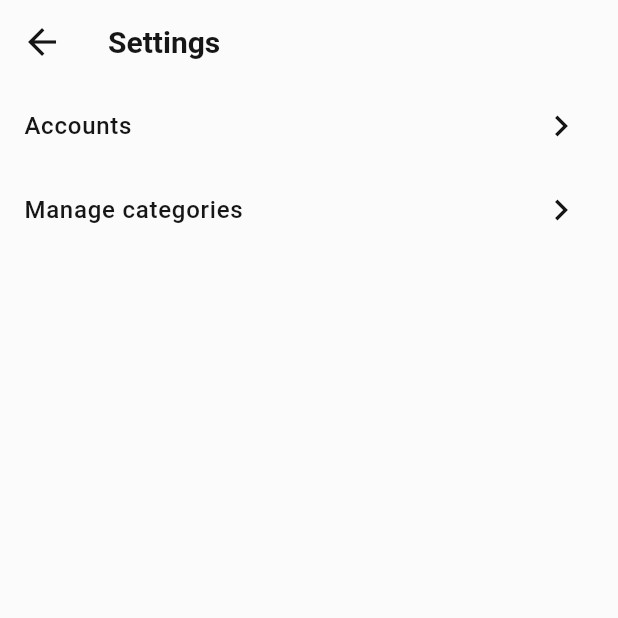
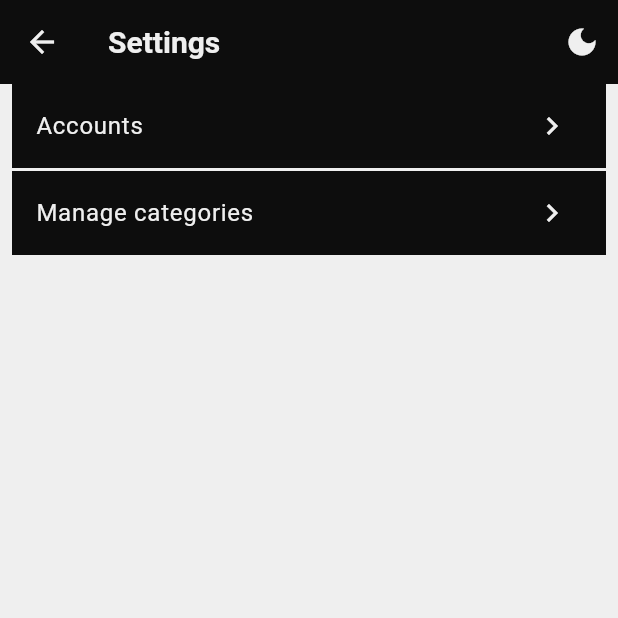
Before and after one commit to AbuShebin/Money-Manager, a Flutter app: the SettingsScreen screen opened directly, on a phone screen of 412 x 824 dp, the top half of it. Run offline on Flutter 3.47's test engine with Material 3 defaults, Android fonts, the phone set to English and light mode, and no system bars; our stand-ins replace calendar_date_picker2, dropdown_button2, fl_chart, flutter_riverpod, flutter_slidable, hive and 2 more; missing offline and left inert: day_navigator; accounts and stored records are empty; Roboto replaces fonts that are missing (Urbanist).

Commit message:
dark more light mode switching and app theme almost complted

```diff
--- a/lib/core/common/widgets/custom_elevated_button.dart
+++ b/lib/core/common/widgets/custom_elevated_button.dart
@@ -4,8 +4,8 @@ import 'package:money_management_app/core/common/global_variables.dart';
 class CustomElevatedButton extends StatelessWidget {
   final String text;
   final VoidCallback onPressed;
-  final Color backgroundColor;
-  final Color textColor;
+  final Color? backgroundColor;
+  final Color? textColor;
   final double borderRadius;
   final double padding;
   final double width;
@@ -17,7 +17,7 @@ class CustomElevatedButton extends StatelessWidget {
     required this.onPressed,
     required this.height,
     required this.width,
-    required this.backgroundColor,
+     this.backgroundColor,
     this.textColor = Colors.white,
     this.borderRadius = 12,
     this.padding = 14
--- /dev/null
+++ b/lib/core/theme/app_pallette.dart
@@ -0,0 +1,42 @@
+import 'package:flutter/material.dart';
+
+class AppPallette {
+  // Light palette
+  // POP BLACK
+  static const Color popBlack100 = Color(0xFF8A8A8A);
+  static const Color popBlack200 = Color(0xFF3D3D3D);
+  static const Color popBlack300 = Color(0xFF161616);
+  static const Color popBlack400 = Color(0xFF121212);
+  static const Color popBlack500 = Color(0xFF0D0D0D);
+
+  // POP WHITE
+  static const Color popWhite100 = Color(0xFFD2D2D2);
+  static const Color popWhite200 = Color(0xFFE0E0E0);
+  static const Color popWhite300 = Color(0xFFEFEFEF);
+  static const Color popWhite400 = Color(0xFFFBFBFB);
+  static const Color popWhite500 = Color(0xFFFFFFFF);
+
+  // Primary theme colors
+
+  ///light theme
+  static const Color lightPrimary = popWhite500;
+  static const Color lightBackground = popWhite300;
+  static const Color lightSurface = popBlack500;
+  static const Color lightOnSurface = popWhite300;
+  static const Color lightOnPrimary = popWhite300;
+  static const Color lightTextPrimary = popBlack300;
+  static const Color lightAccent = Color(0xFF8275EF);
+
+  ///dark theme
+  static const Color darkPrimary = popBlack500;
+  static const Color darkBackground = popBlack400;
+  static const Color darkSurface = popBlack300;
+  static const Color darkTextPrimary = popWhite400;
+    static const Color darkOnSurface = popWhite300;
+  static const Color darkOnPrimary = popWhite300;
+  static const Color darkAccent = Color(0xFF8275EF);
+
+  // Feedback colors
+  static const Color success = Color(0xFF144CC7); ///change it to green
+  static const Color error = Color(0xFFEE4D37);
+}
--- a/lib/core/theme/app_theme.dart
+++ b/lib/core/theme/app_theme.dart
@@ -1,78 +1,107 @@
 import 'package:flutter/material.dart';
+import 'package:money_management_app/core/theme/app_pallette.dart';
+import 'package:money_management_app/core/theme/text_theme.dart';
 
-class Palette {
-  // POP BLACK
-  static const Color popBlack100 = Color(0xFF8A8A8A);
-  static const Color popBlack200 = Color(0xFF3D3D3D);
-  static const Color popBlack300 = Color(0xFF161616);
-  static const Color popBlack400 = Color(0xFF121212);
-  static const Color popBlack500 = Color(0xFF0D0D0D);
-
-  // POP WHITE
-  static const Color popWhite100 = Color(0xFFD2D2D2);
-  static const Color popWhite200 = Color(0xFFE0E0E0);
-  static const Color popWhite300 = Color(0xFFEFEFEF);
-  static const Color popWhite400 = Color(0xFFFBFBFB);
-  static const Color popWhite500 = Color(0xFFFFFFFF);
-
-  // Primary theme colors
-  static const Color primary = popBlack500;
-  static const Color background = popWhite400;
-  static const Color surface = popWhite500;
-  static const Color textPrimary = popBlack300;
-  static const Color accent = Color(0xFF8275EF); // CRED’s violet accent
-
-  // Feedback colors
-  static const Color success = Color(0xFF144CC7);
-  static const Color error = Color(0xFFEE4D37);
-
-  // Typography base
-  static const TextStyle baseTextStyle = TextStyle(
-    fontFamily: 'Urbanist',
-    fontWeight: FontWeight.w500,
-    color: textPrimary,
-  );
-
-  // Theme
+class AppTheme {
   static final ThemeData lightTheme = ThemeData(
     useMaterial3: true,
     brightness: Brightness.light,
-    scaffoldBackgroundColor: background,
-    colorScheme: const ColorScheme.light(
-      background: background,
-      primary: primary,
-      surface: surface,
-      onPrimary: popWhite500,
-      onSurface: popBlack300,
-    ),
+    scaffoldBackgroundColor: AppPallette.lightBackground,
     appBarTheme: const AppBarTheme(
-      backgroundColor: background,
+      backgroundColor: AppPallette.lightSurface,
       elevation: 0,
-      iconTheme: IconThemeData(color: popBlack300),
+        iconTheme: IconThemeData(color: AppPallette.lightOnSurface),
       titleTextStyle: TextStyle(
-        color: popBlack300,
+        color: AppPallette.lightOnSurface,
         fontWeight: FontWeight.w600,
         fontSize: 20,
       ),
     ),
-    iconTheme: const IconThemeData(color: popBlack300, size: 28),
-    elevatedButtonTheme: ElevatedButtonThemeData(
+    textTheme: TTextTheme.lightTextTheme,
+    buttonTheme:const ButtonThemeData(buttonColor: AppPallette.darkSurface),
+    colorScheme: const ColorScheme.light(
+      primary: AppPallette.lightPrimary,
+      surface: AppPallette.lightSurface,
+      onPrimary: AppPallette.lightOnPrimary,
+      onSurface: AppPallette.lightOnSurface,
+    ),
+    elevatedButtonTheme: const ElevatedButtonThemeData(
       style: ButtonStyle(
-        backgroundColor: const WidgetStatePropertyAll(primary),
-        foregroundColor: const WidgetStatePropertyAll(popWhite500),
+        backgroundColor: WidgetStatePropertyAll(AppPallette.lightPrimary),
+        foregroundColor: WidgetStatePropertyAll(AppPallette.popWhite500),
         shape: WidgetStatePropertyAll(
           RoundedRectangleBorder(
             borderRadius: BorderRadius.all(Radius.circular(15)),
           ),
         ),
-        fixedSize: const WidgetStatePropertyAll(Size(120, 48)),
+        fixedSize: WidgetStatePropertyAll(Size(120, 48)),
       ),
     ),
-    textTheme: const TextTheme(
-      bodyLarge: baseTextStyle,
-      bodyMedium: baseTextStyle,
-      labelLarge: baseTextStyle,
-      titleMedium: baseTextStyle,
+    bottomNavigationBarTheme:const BottomNavigationBarThemeData(
+      backgroundColor: AppPallette.lightSurface,
+      selectedIconTheme: IconThemeData(color: AppPallette.lightPrimary),
+      unselectedIconTheme: IconThemeData(color: AppPallette.lightBackground)
     ),
+    floatingActionButtonTheme:const FloatingActionButtonThemeData(
+      backgroundColor: AppPallette.lightSurface,
+      foregroundColor: AppPallette.darkOnSurface
+    ),
+    listTileTheme:const ListTileThemeData(
+    tileColor: AppPallette.lightSurface,
+    iconColor: AppPallette.lightOnSurface,
+    textColor: AppPallette.lightOnSurface,
+    )
   );
+
+  static final ThemeData darkTheme = ThemeData(
+      useMaterial3: true,
+      brightness: Brightness.dark,
+      scaffoldBackgroundColor: AppPallette.darkPrimary,
+      appBarTheme: const AppBarTheme(
+        backgroundColor: AppPallette.darkBackground,
+        elevation: 0,
+        iconTheme: IconThemeData(color: AppPallette.darkOnSurface),
+        titleTextStyle: TextStyle(
+          color: AppPallette.darkTextPrimary,
+          fontWeight: FontWeight.w600,
+          fontSize: 20,
+        ),
+
+      ),
+      buttonTheme:const ButtonThemeData(buttonColor: AppPallette.lightSurface),
+      iconTheme: const IconThemeData(color: AppPallette.popBlack300, size: 28),
+      elevatedButtonTheme: const ElevatedButtonThemeData(
+        style: ButtonStyle(
+          backgroundColor: WidgetStatePropertyAll(AppPallette.darkBackground),
+          foregroundColor: WidgetStatePropertyAll(AppPallette.popWhite500),
+          shape: WidgetStatePropertyAll(
+            RoundedRectangleBorder(
+              borderRadius: BorderRadius.all(Radius.circular(15)),
+            ),
+          ),
+          fixedSize: WidgetStatePropertyAll(Size(120, 48)),
+        ),
+      ),
+      textTheme: TTextTheme.lightTextTheme,
+      colorScheme: const ColorScheme.dark(
+      primary: AppPallette.darkPrimary,
+      surface: AppPallette.darkSurface,
+      onPrimary: AppPallette.darkOnPrimary,
+      onSurface: AppPallette.darkOnSurface,
+    ),
+    bottomNavigationBarTheme:const BottomNavigationBarThemeData(
+      backgroundColor: AppPallette.lightSurface,
+      selectedIconTheme: IconThemeData(color: AppPallette.lightPrimary),
+      unselectedIconTheme: IconThemeData(color: AppPallette.lightBackground),
+      selectedItemColor:  AppPallette.lightPrimary
+    ),
+    floatingActionButtonTheme:const FloatingActionButtonThemeData(
+      backgroundColor: AppPallette.darkSurface
+    ),
+    listTileTheme:const ListTileThemeData(
+    tileColor: AppPallette.darkSurface,
+    iconColor: AppPallette.darkOnSurface,
+    textColor: AppPallette.darkOnSurface,
+    )
+);
 }
--- /dev/null
+++ b/lib/core/theme/text_theme.dart
@@ -0,0 +1,13 @@
+import 'package:flutter/material.dart';
+import 'package:money_management_app/core/theme/app_pallette.dart';
+import 'package:money_management_app/core/theme/app_theme.dart';
+
+class TTextTheme {
+  static TextTheme lightTextTheme = TextTheme(
+    headlineLarge: TextStyle().copyWith(fontWeight: FontWeight.bold,color: AppPallette.lightPrimary)
+  );
+
+   static TextTheme darkTextTheme = TextTheme(
+    headlineLarge: TextStyle().copyWith(fontWeight: FontWeight.bold,color: AppPallette.darkPrimary)
+  );
+}
--- /dev/null
+++ b/lib/core/theme/theme_provider.dart
@@ -0,0 +1,17 @@
+import 'package:flutter/material.dart';
+import 'package:flutter_riverpod/flutter_riverpod.dart';
+
+final themeProvider = NotifierProvider<ThemeProvider,ThemeMode>(
+  () => ThemeProvider(),
+);
+
+class ThemeProvider extends Notifier<ThemeMode> {
+  toggleTheme() {
+    state = state == ThemeMode.light ? ThemeMode.dark : ThemeMode.light;
+  }
+
+  @override
+  ThemeMode build() {
+    return ThemeMode.light;
+  }
+}
--- a/lib/features/accounts/screens/add_account_screen.dart
+++ b/lib/features/accounts/screens/add_account_screen.dart
@@ -2,6 +2,7 @@ import 'package:flutter/material.dart';
 import 'package:money_management_app/core/common/widgets/customDropdown_common.dart';
 import 'package:money_management_app/core/common/widgets/custom_elevated_button.dart';
 import 'package:money_management_app/core/common/widgets/custom_textformfield.dart';
+import 'package:money_management_app/core/theme/app_pallette.dart';
 import 'package:money_management_app/core/theme/app_theme.dart';
 import 'package:money_management_app/core/utilities/custom_snackBar.dart';
 import 'package:money_management_app/db/account/account_db.dart';
@@ -40,7 +41,7 @@ class AddAccountScreen extends StatelessWidget {
           addAccount(context: context);
         },
         text: "Save",
-        backgroundColor: Palette.primary,
+        backgroundColor: AppPallette.darkBackground,
         textColor: Colors.white,
         width: w,
         height: h * 0.07,
@@ -55,7 +56,7 @@ class AddAccountScreen extends StatelessWidget {
         return showSnackBar(
             content: "Account name is not provided",
             context: context,
-            color: Palette.error);
+            color: AppPallette.error);
       }
       AccountDB accountsDB = AccountDB();
       AccountsModel data = AccountsModel(
--- a/lib/features/settings/screens/settings_screen.dart
+++ b/lib/features/settings/screens/settings_screen.dart
@@ -1,4 +1,6 @@
 import 'package:flutter/material.dart';
+import 'package:flutter_riverpod/flutter_riverpod.dart';
+import 'package:money_management_app/core/theme/theme_provider.dart';
 import 'package:money_management_app/features/accounts/screens/accounts_screen.dart';
 import 'package:money_management_app/features/categories/screens/manage_categories.dart';
 
@@ -10,24 +12,36 @@ class SettingsScreen extends StatelessWidget {
     return Scaffold(
         appBar: AppBar(
           title: const Text("Settings"),
+          actions: [
+            Consumer(
+                builder: (context, ref, child) => IconButton(
+                      icon: const Icon(Icons.dark_mode),
+                      onPressed: () =>
+                          ref.read(themeProvider.notifier).toggleTheme(),
+                    )),
+          ],
         ),
-        body: Column(
+        body: Padding(
+          padding: const EdgeInsets.only(left: 8.0, right: 8),
+          child: Column(
+            spacing: 2,
             children: [
               ListTile(
-              title: Text("Accounts"),
-              trailing: Icon(Icons.chevron_right),
+                title: const Text("Accounts"),
+                trailing: const Icon(Icons.chevron_right),
                 onTap: () => Navigator.of(context).push(MaterialPageRoute(
-                builder: (context) =>const ManageAccounts(),
+                  builder: (context) => const ManageAccounts(),
                 )),
               ),
               ListTile(
-              title: Text("Manage categories"),
-              trailing: Icon(Icons.chevron_right),
+                title: const Text("Manage categories"),
+                trailing: const Icon(Icons.chevron_right),
                 onTap: () => Navigator.of(context).push(MaterialPageRoute(
-                builder: (context) =>const ManageCategoriesScreen(),
+                  builder: (context) => const ManageCategoriesScreen(),
                 )),
               )
             ],
+          ),
         ));
   }
 }
--- a/lib/home/Screen_home.dart
+++ b/lib/home/Screen_home.dart
@@ -1,5 +1,6 @@
 import 'package:flutter/material.dart';
 import 'package:money_management_app/core/common/global_variables.dart';
+import 'package:money_management_app/core/theme/app_pallette.dart';
 import 'package:money_management_app/core/theme/app_theme.dart';
 import 'package:money_management_app/features/settings/screens/settings_screen.dart';
 import 'package:money_management_app/home/widgets/bottom_navigation.dart';
--- a/lib/home/widgets/bottom_navigation.dart
+++ b/lib/home/widgets/bottom_navigation.dart
@@ -1,4 +1,5 @@
 import 'package:flutter/material.dart';
+import 'package:money_management_app/core/theme/app_pallette.dart';
 import 'package:money_management_app/core/theme/app_theme.dart';
 import 'package:money_management_app/home/Screen_home.dart';
 
@@ -12,11 +13,9 @@ class BottomNavigation extends StatelessWidget {
       builder: (BuildContext ctx, int updatedindex, Widget? _) {
         return ClipRRect(
           child: BottomNavigationBar(
-            backgroundColor: Palette.popBlack500,
             type: BottomNavigationBarType.fixed,
             currentIndex: updatedindex,
-            selectedItemColor: Palette.popWhite500,
-            unselectedItemColor: Palette.popWhite100,
+            unselectedItemColor: AppPallette.popWhite100,
             onTap: (newindex) {
               Screenhome.selectedindexnotifier.value = newindex;
             },
--- a/lib/screens/catagory/expense_catagory_list.dart
+++ b/lib/screens/catagory/expense_catagory_list.dart
@@ -1,4 +1,5 @@
 import 'package:flutter/material.dart';
+import 'package:money_management_app/core/theme/app_pallette.dart';
 import 'package:money_management_app/core/theme/app_theme.dart';
 import 'package:money_management_app/db/category/categor_db.dart';
 import 'package:money_management_app/model/category/category_model.dart';
@@ -18,7 +19,6 @@ class Expensecategorylist extends StatelessWidget {
                 padding: const EdgeInsets.only(left: 8.0,right: 8,top: 4),
                 child: Card(
                   child: ListTile(
-                    tileColor: Palette.popWhite300,
                     title: Text(category.name),
                     trailing: IconButton(
                       onPressed: () {
--- a/lib/screens/catagory/income_catogary_list.dart
+++ b/lib/screens/catagory/income_catogary_list.dart
@@ -1,4 +1,5 @@
 import 'package:flutter/material.dart';
+import 'package:money_management_app/core/theme/app_pallette.dart';
 import 'package:money_management_app/core/theme/app_theme.dart';
 
 import '../../db/category/categor_db.dart';
@@ -19,7 +20,6 @@ class Incomecategory extends StatelessWidget {
                 padding: const EdgeInsets.only(left: 8.0,right: 8,top: 4),
                 child: Card(
                   child: ListTile(
-                    tileColor: Palette.popWhite300,
                     title: Text(category.name),
                     trailing: IconButton(
                       onPressed: () {
```
Also changed, not shown: lib/core/common/widgets/customDropdown_common.dart (+4 -5 lines), lib/core/theme/app_colors.dart (deleted, +0 -15 lines), lib/features/accounts/screens/accounts_screen.dart (+4 -6 lines), lib/features/categories/screens/manage_categories.dart (+7 -2 lines), lib/features/splash_screen/splash_screen.dart (+6 -3 lines), lib/main.dart (+7 -4 lines), lib/screens/catagory/screen_catagory.dart (+5 -4 lines), lib/screens/transactions/Add_transaction.dart (+7 -9 lines), lib/screens/transactions/Screen_transactions.dart (+5 -6 lines). Lines whose indentation alone changed are shown as unchanged.
